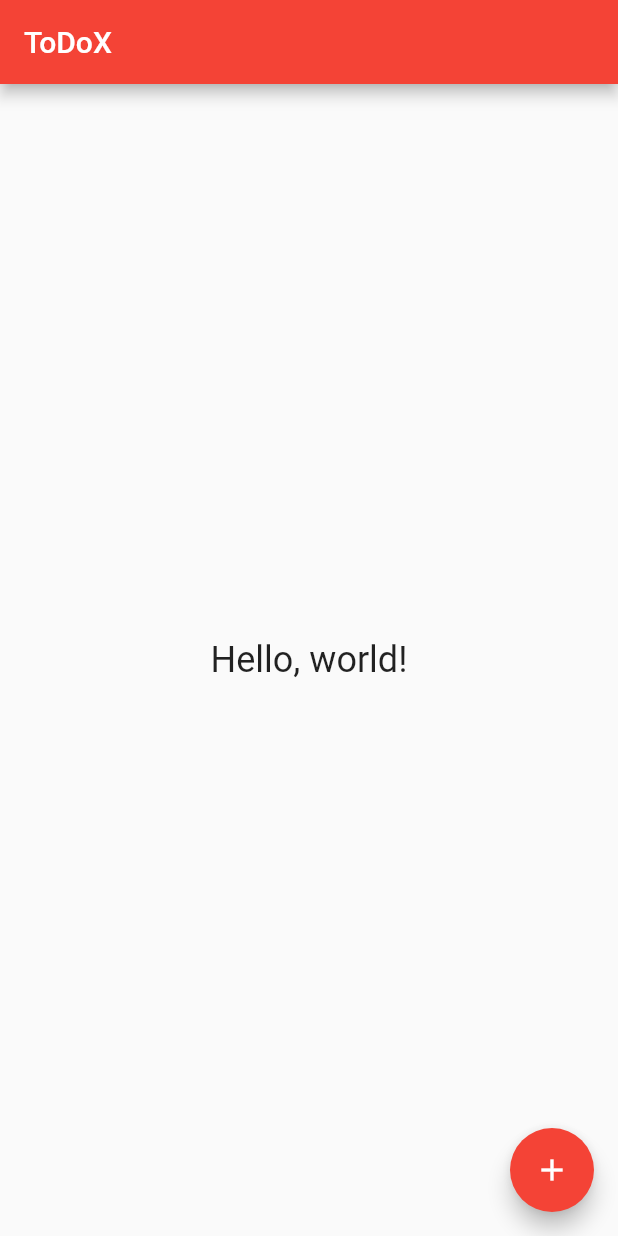
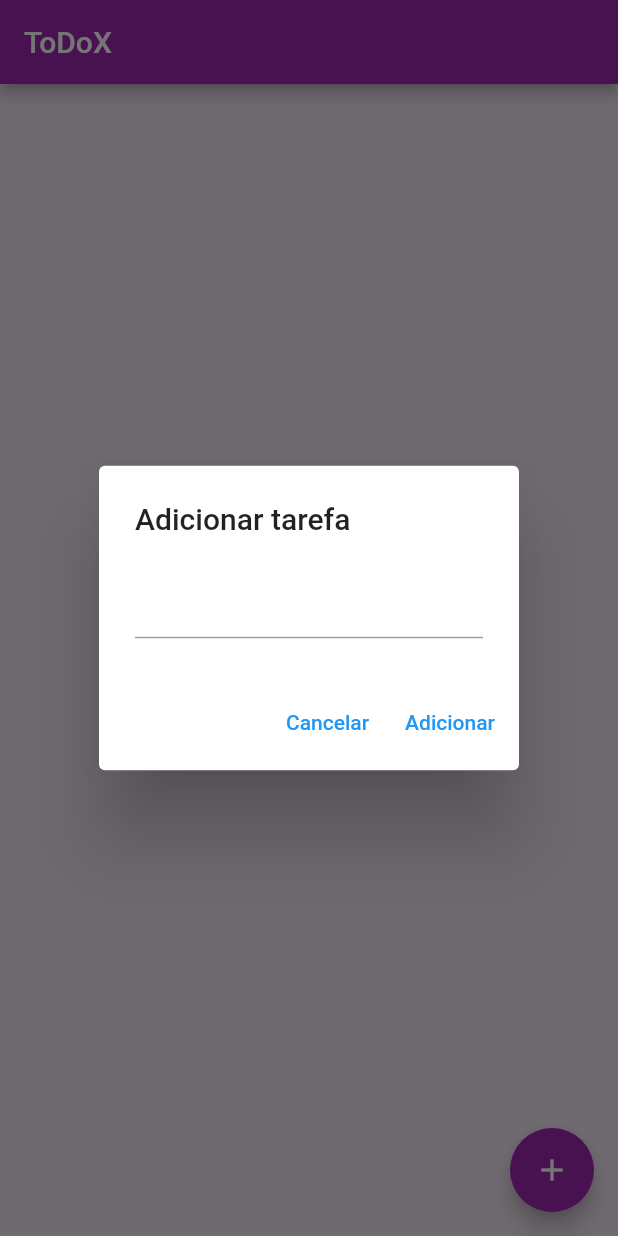
Before and after one commit to rayenealmeida/gerenciador_de_tarefas, a Flutter app: the screen it shows after launch, after a tap on the "add" icon, on a phone screen of 412 x 824 dp. Run offline on Flutter 3.47's test engine with Material 2 defaults, Android fonts, the phone set to English and light mode, and no system bars.

Commit message:
lista_de_tarefas

```diff
--- a/todox/lib/main.dart
+++ b/todox/lib/main.dart
@@ -1,47 +1,136 @@
 import 'package:flutter/material.dart';
 
 void main() {
-  runApp(const MyApp());
+  runApp(const ToDoX());
 }
 
-class MyApp extends StatelessWidget {
-  const MyApp({Key? key}) : super(key: key);
+class ToDoX extends StatelessWidget {
+  const ToDoX({super.key});
 
   @override
   Widget build(BuildContext context) {
-    return MaterialApp(
+    return const MaterialApp(
       debugShowCheckedModeBanner: false,
-      title: 'Todox',
-      theme: ThemeData(
-        primarySwatch: Colors.red,
-      ),
-      home: const MyHomePage(title: 'ToDoX'),
+      title: 'ToDoX',
+      home: GerenciadorTarefas(title: 'ToDoX'),
     );
   }
 }
 
-class MyHomePage extends StatelessWidget {
-  const MyHomePage({Key? key, required this.title}) : super(key: key);
+class GerenciadorTarefas extends StatefulWidget {
+  const GerenciadorTarefas({Key? key, required this.title}) : super(key: key);
 
   final String title;
 
   @override
+  _GerenciadorTarefasState createState() => _GerenciadorTarefasState();
+}
+
+class _GerenciadorTarefasState extends State<GerenciadorTarefas> {
+  List<Tarefa> tasks = [];
+  final TextEditingController _textFieldController = TextEditingController();
+
+  void addTask(String descricao) {
+    setState(() {
+      tasks.add(Tarefa(descricao: descricao, dataCriacao: DateTime.now()));
+    });
+  }
+
+  void deleteTask(int index) {
+    setState(() {
+      tasks.removeAt(index);
+    });
+  }
+
+  void showTaskDescription(int index) {
+    showDialog(
+      context: context,
+      builder: (context) {
+        return AlertDialog(
+          title: Text('Descrição da tarefa'),
+          content: Text(
+              'Descrição: ${tasks[index].descricao}\nData de criação: ${tasks[index].dataCriacao}'),
+          actions: [
+            TextButton(
+              child: Text('Fechar'),
+              onPressed: () {
+                Navigator.of(context).pop();
+              },
+            )
+          ],
+        );
+      },
+    );
+  }
+
+  @override
   Widget build(BuildContext context) {
     return Scaffold(
+      backgroundColor: Colors.purple[50],
       appBar: AppBar(
-        title: Text(title),
+        backgroundColor: Colors.purple[500],
+        title: Text(widget.title),
       ),
-      body: const Center(
-        child: Text(
-          'Hello, world!',
-          style: TextStyle(fontSize: 24),
-        ),
+      body: ListView.builder(
+        itemCount: tasks.length,
+        itemBuilder: (context, index) {
+          return ListTile(
+            title: Text(tasks[index].descricao),
+            onTap: () {
+              showTaskDescription(index);
+            },
+            trailing: IconButton(
+              icon: const Icon(Icons.delete),
+              onPressed: () {
+                deleteTask(index);
+              },
+            ),
+          );
+        },
       ),
       floatingActionButton: FloatingActionButton(
-        onPressed: () {},
-        tooltip: 'Adicionar',
+        onPressed: () async {
+          String? result = await showDialog(
+              context: context,
+              builder: (context) {
+                return AlertDialog(
+                  title: const Text('Adicionar tarefa'),
+                  content: TextField(
+                    controller: _textFieldController,
+                  ),
+                  actions: <Widget>[
+                    TextButton(
+                      child: const Text('Cancelar'),
+                      onPressed: () {
+                        Navigator.of(context).pop();
+                      },
+                    ),
+                    TextButton(
+                      child: const Text('Adicionar'),
+                      onPressed: () {
+                        addTask(_textFieldController.text);
+                        Navigator.of(context).pop();
+                      },
+                    )
+                  ],
+                );
+              });
+
+          if (result != null) {
+            addTask(result);
+          }
+        },
+        tooltip: 'Adicionar tarefa',
+        backgroundColor: Colors.purple[500],
         child: const Icon(Icons.add),
       ),
     );
   }
 }
+
+class Tarefa {
+  final String descricao;
+  final DateTime dataCriacao;
+
+  Tarefa({required this.descricao, required this.dataCriacao});
+}
```
Also changed, not shown: 1 other file.
